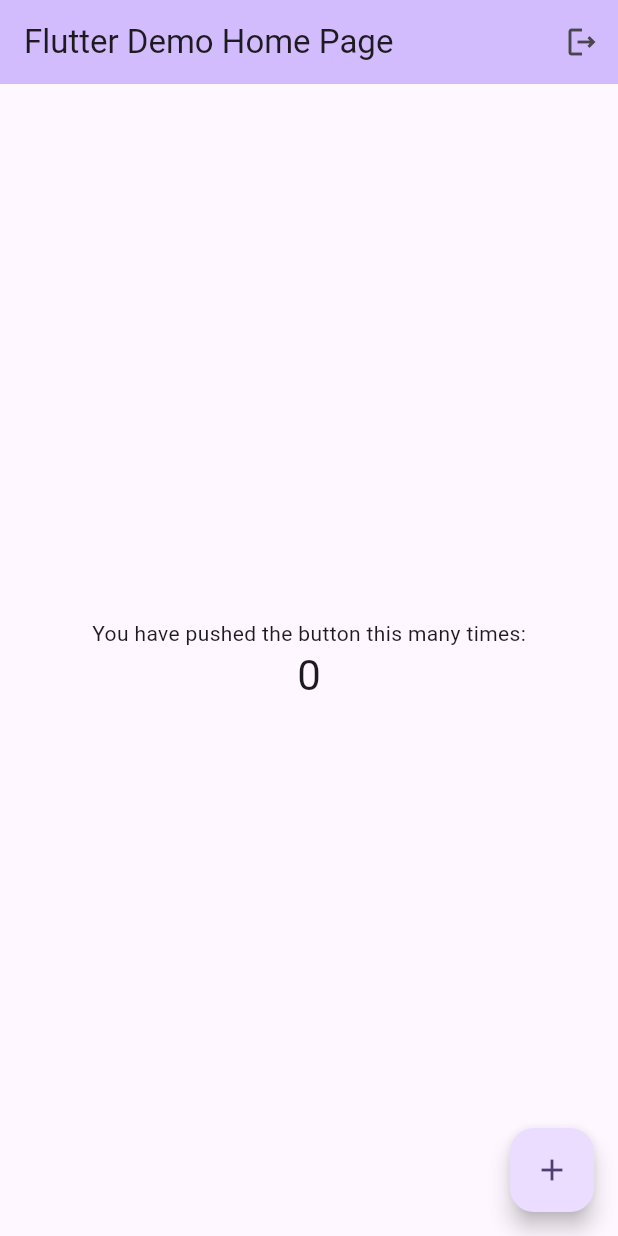
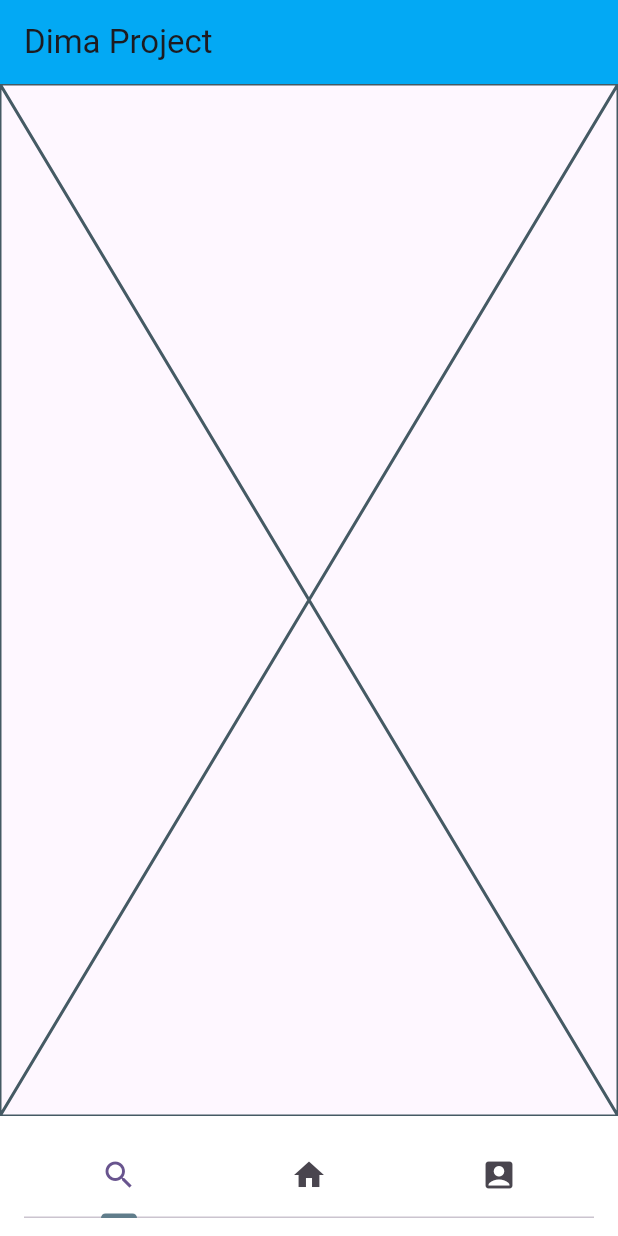
Before and after one commit to AlessandroGuazzi/DIMA-PoliMi-MobileApp-Guazzi-Lei-Mantegazza, a Flutter app: the screen it shows once a user with an empty profile is signed in, on a phone screen of 412 x 824 dp. Run offline on Flutter 3.47's test engine with Material 3 defaults, Android fonts, the phone set to English and light mode, and no system bars; our stand-ins replace cloud_firestore, firebase_auth, firebase_core; accounts and stored records are empty.

Commit message:
Baseline HomePage and Application structure (aka pages)

```diff
--- a/lib/screens/homePage.dart
+++ b/lib/screens/homePage.dart
@@ -1,6 +1,9 @@
 import 'package:dima_project/services/authService.dart';
 import 'package:dima_project/services/databaseService.dart';
 import 'package:flutter/material.dart';
+import 'package:dima_project/screens/myTripsPage.dart';
+import 'package:dima_project/screens/profilePage.dart';
+import 'package:dima_project/screens/explorerPage.dart';
 
 class MyHomePage extends StatefulWidget {
   const MyHomePage({super.key, required this.title});
@@ -12,13 +15,7 @@ class MyHomePage extends StatefulWidget {
 }
 
 class _MyHomePageState extends State<MyHomePage> {
-  int _counter = 0;
 
-  void _incrementCounter() {
-    setState(() {
-      _counter++;
-    });
-  }
 
   Future<void> signOut() async{
     await AuthService().signOut();
@@ -26,35 +23,30 @@ class _MyHomePageState extends State<MyHomePage> {
 
   @override
   Widget build(BuildContext context) {
-    return Scaffold(
-      appBar: AppBar(
-        backgroundColor: Theme.of(context).colorScheme.inversePrimary,
-        title: Text(widget.title),
-        actions: [
-          IconButton(onPressed: (){
-            signOut();
-          }, icon: Icon(Icons.logout_outlined))
-        ],
-      ),
-      body: Center(
-        child: Column(
-          mainAxisAlignment: MainAxisAlignment.center,
-          children: <Widget>[
-            const Text(
-              'You have pushed the button this many times:',
-            ),
-            Text(
-              '$_counter',
-              style: Theme.of(context).textTheme.headlineMedium,
-            ),
-          ],
+    return DefaultTabController(
+      length: 3,
+      child: Scaffold(
+        appBar: AppBar(
+            title: Text("Dima Project"),
+            backgroundColor: Colors.lightBlue
+        ),
+        body: const TabBarView(
+            children: [
+              profilePage(),
+              MyTripsPage(),
+              explorerPage()
+            ]),
+        bottomNavigationBar: const BottomAppBar(
+            color: Colors.white,
+            child: TabBar(
+                indicatorColor: Colors.blueGrey,
+                tabs: [
+                  Tab(icon: Icon(Icons.search)),
+                  Tab(icon: Icon(Icons.home)),
+                  Tab(icon: Icon(Icons.account_box)),
+                ])
         ),
       ),
-      floatingActionButton: FloatingActionButton(
-        onPressed: _incrementCounter,
-        tooltip: 'Increment',
-        child: const Icon(Icons.add),
-      ), // This trailing comma makes auto-formatting nicer for build methods.
     );
   }
 }
--- /dev/null
+++ b/lib/screens/profilePage.dart
@@ -0,0 +1,16 @@
+import 'package:flutter/material.dart';
+import 'package:flutter/services.dart';
+
+class profilePage extends StatefulWidget {
+  const profilePage({super.key});
+
+  @override
+  State<profilePage> createState() => _profilePageState();
+}
+
+class _profilePageState extends State<profilePage> {
+  @override
+  Widget build(BuildContext context) {
+    return const Placeholder();
+  }
+}
```
Also changed, not shown: lib/screens/createNewTripPage.dart (added, +39 -0 lines), lib/screens/explorerPage.dart (added, +16 -0 lines), lib/screens/myTripsPage.dart (added, +54 -0 lines).
